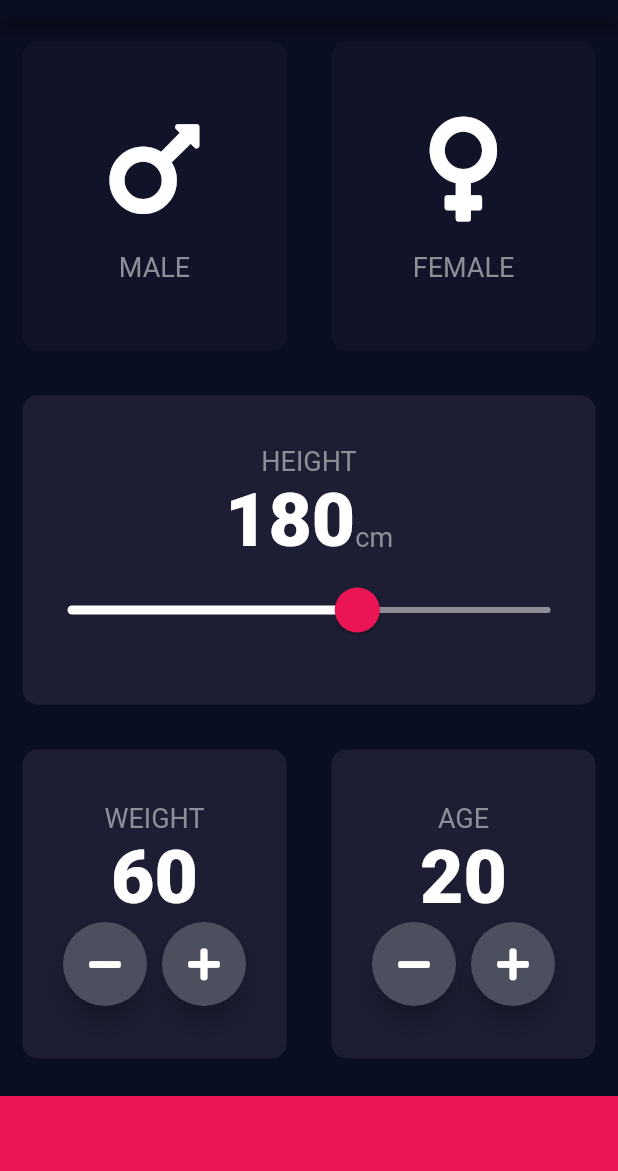
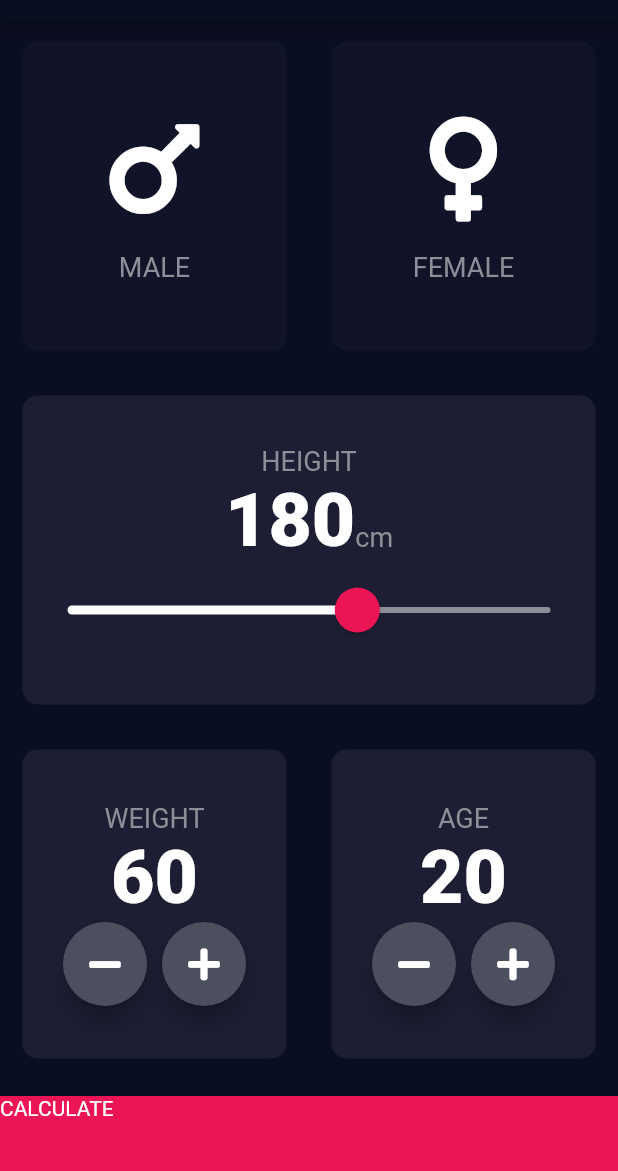
Before and after one commit to PatrickChow0803/flutter-bmi-calc, a Flutter app: the screen it shows after launch, on a phone screen of 412 x 824 dp, the part 65-1236 px from its top. Run offline on Flutter 3.47's test engine with Material 2 defaults, Android fonts, the phone set to English and light mode, and no system bars; our stand-ins replace font_awesome_flutter.

```diff
--- a/lib/input_page.dart
+++ b/lib/input_page.dart
@@ -1,3 +1,4 @@
+import 'package:bmi_calculator/results_page.dart';
 import 'package:flutter/material.dart';
 import 'package:font_awesome_flutter/font_awesome_flutter.dart';
 import 'icon_content.dart';
@@ -255,11 +256,19 @@ class _InputPageState extends State<InputPage> {
               ],
             ),
           ),
-          Container(
-            color: kBottomContainerColor,
-            width: double.infinity,
-            margin: EdgeInsets.only(top: 10.0),
-            height: kBottomContainerHeight,
+          GestureDetector(
+//            Navigates to the result page
+            onTap: () {
+              Navigator.push(context,
+                  MaterialPageRoute(builder: (context) => ResultsPage()));
+            },
+            child: Container(
+              child: Text('CALCULATE'),
+              color: kBottomContainerColor,
+              width: double.infinity,
+              margin: EdgeInsets.only(top: 10.0),
+              height: kBottomContainerHeight,
+            ),
           ),
         ],
       ),
```
Also changed, not shown: lib/results_page.dart (added, +13 -0 lines).
